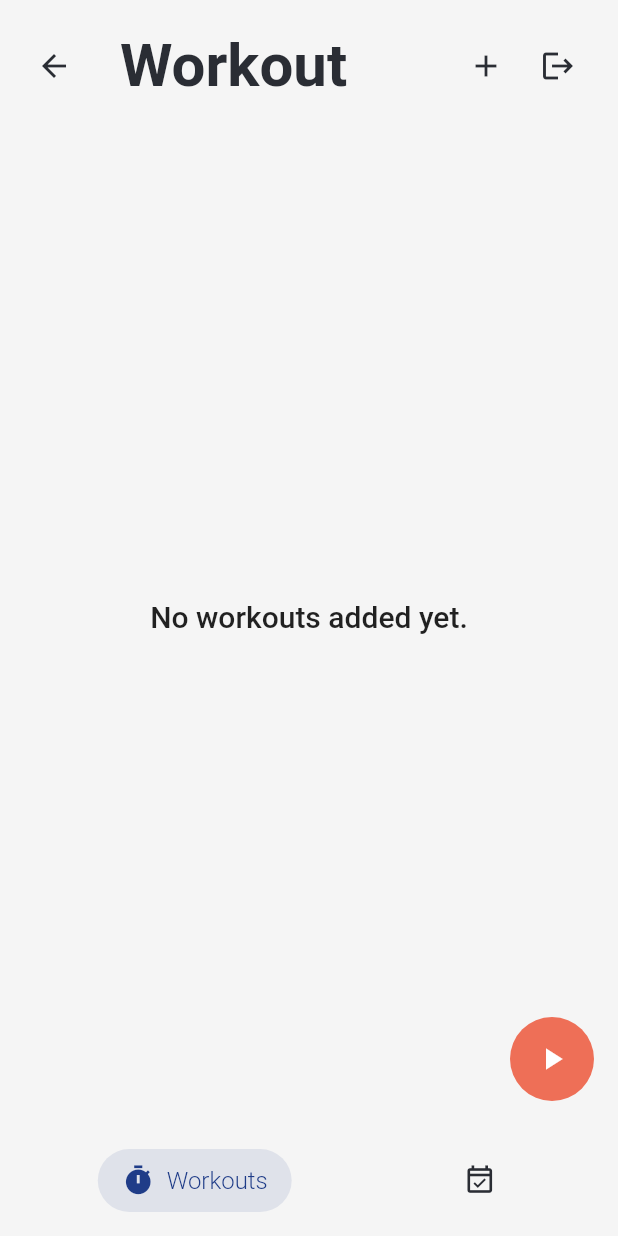
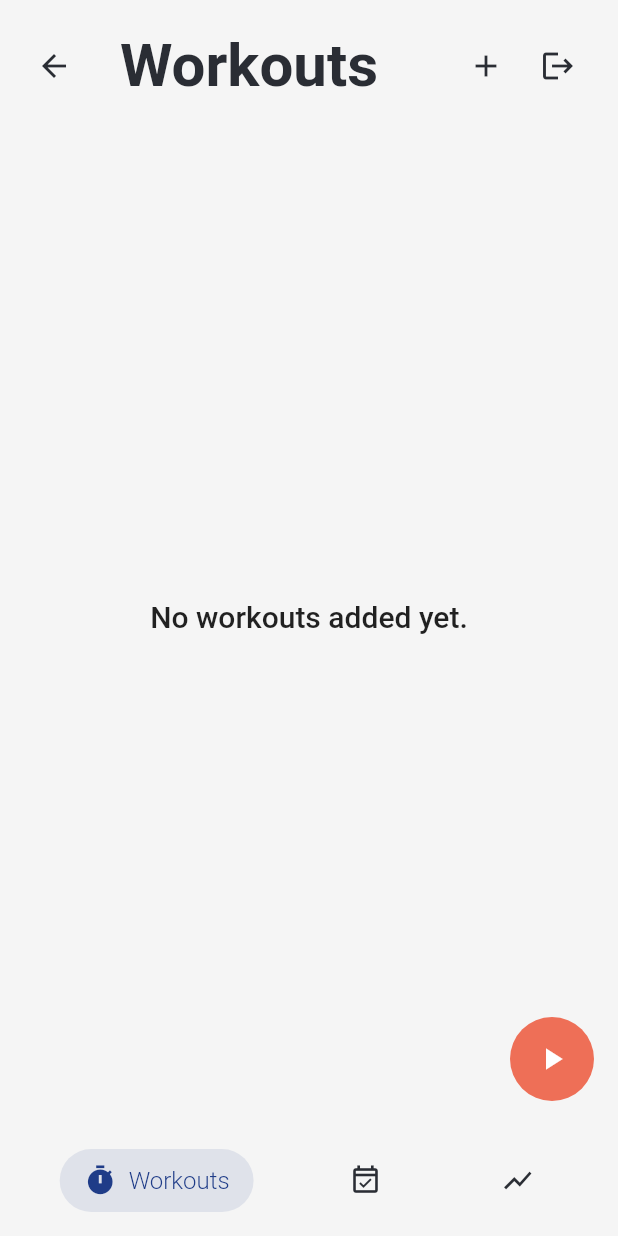
Before and after one commit to martinjedwabny/protalyze, a Flutter app: the TabsPage screen opened directly with empty values, after a tap on the "logout" icon, on a phone screen of 412 x 824 dp. Run offline on Flutter 3.47's test engine with Material 2 defaults, Android fonts, the phone set to English and light mode, and no system bars; our stand-ins replace audioplayers, auto_size_text, cloud_firestore, firebase_auth, firebase_core, google_fonts and 2 more; missing offline and left inert: cloud_firestore_web, firebase_auth_web, firebase_core_web, flutter_picker; accounts and stored records are empty.

Commit message:
Start statistics page

```diff
--- a/lib/domain/Workout.dart
+++ b/lib/domain/Workout.dart
@@ -2,27 +2,53 @@ import 'dart:convert';
 
 import 'package:Protalyze/domain/Block.dart';
 import 'package:Protalyze/domain/ExerciseBlock.dart';
+import 'package:Protalyze/domain/ExerciseObjective.dart';
 import 'package:Protalyze/domain/GroupBlock.dart';
 
 class Workout {
   String documentId;
   String name;
   List<Block> blocks;
+  Set<ExerciseObjectiveType> objectives;
 
-  Workout(this.name, this.blocks);
+  Workout(String name, List<Block> blocks) {
+    this.name = name;
+    this.blocks = blocks;
+    this.objectives = generateObjectives(this.blocks);
+  }
   Workout.copy(Workout other){
     this.name = other.name;
     this.blocks = other.blocks.map((e) => e.copy()).toList();
+    this.objectives = generateObjectives(other.blocks);
   }
 
   Workout.fromJson(Map<String, dynamic> json)
       : name = json['name'],
         blocks = (jsonDecode(json['exercises']) as List<dynamic>).map((e) =>
-          e['type'] == 'group' ? GroupBlock.fromJson(e) : ExerciseBlock.fromJson(e)).toList();
+          e['type'] == 'group' ? GroupBlock.fromJson(e) : ExerciseBlock.fromJson(e)).toList() {
+    objectives = generateObjectives(this.blocks);
+  }
 
   Map<String, dynamic> toJson() =>
     {
       'name': name,
       'exercises': jsonEncode(blocks),
     };
+
+  Set<ExerciseObjectiveType> generateObjectives(List<Block> blocks) {
+    Set<ExerciseObjectiveType> res = Set<ExerciseObjectiveType>();
+    for (Block b in blocks)
+      res.addAll(generateObjectivesFromBlock(b));
+    return res;
+  }
+
+  Set<ExerciseObjectiveType> generateObjectivesFromBlock(Block block) {
+    Set<ExerciseObjectiveType> res = Set<ExerciseObjectiveType>();
+    if (block is ExerciseBlock)
+      res.addAll(block.objectives.map((e) => e.type).toSet());
+    else if (block is GroupBlock)
+      for (Block subBlock in block.subBlocks)
+        res.addAll(generateObjectivesFromBlock(subBlock));
+    return res;
+  }
 }
--- a/lib/pages/PastWorkoutSelectionPage.dart
+++ b/lib/pages/PastWorkoutSelectionPage.dart
@@ -33,7 +33,7 @@ class _PastWorkoutSelectionPageState extends State<PastWorkoutSelectionPage>
     super.build(context);
     return FloatingScaffold(
       appBar: AppBar(
-        title: Text('Log'),
+        title: Text('History'),
         actions: [
         IconButton(icon: Icon(Icons.add, color: Themes.normal.primaryColor,), onPressed: () {
             addNewPastWorkout();
--- /dev/null
+++ b/lib/pages/StatisticsPage.dart
@@ -0,0 +1,186 @@
+import 'package:Protalyze/bloc/PastWorkoutNotifier.dart';
+import 'package:Protalyze/config/Themes.dart';
+import 'package:Protalyze/domain/ExerciseObjective.dart';
+import 'package:Protalyze/domain/PastWorkout.dart';
+import 'package:Protalyze/widgets/FloatingScaffold.dart';
+import 'package:Protalyze/widgets/SingleMessageScaffold.dart';
+import 'package:flutter/material.dart';
+import 'package:google_fonts/google_fonts.dart';
+import 'package:provider/provider.dart';
+import 'package:syncfusion_flutter_calendar/calendar.dart';
+
+class StatisticsPage extends StatelessWidget {
+  final VoidCallback logoutCallback;
+  const StatisticsPage(this.logoutCallback);
+  @override
+  Widget build(BuildContext context) {
+    return FloatingScaffold(
+      appBar: AppBar(
+        title: Text('Statistics'),
+        actions: [
+        IconButton(icon: Icon(Icons.logout, color: Themes.normal.primaryColor,), onPressed: () {
+            this.logoutCallback();
+          },
+        ),
+      ],
+      ),
+      body: Consumer<PastWorkoutNotifier>(builder: (context, notifier, child) {
+        if (notifier.pastWorkouts.isEmpty) return SingleMessageScaffold('No registered workouts added yet.');
+        return ListView(children: [
+          buildCalendar(notifier.pastWorkouts),
+          buildCalendarLegend(),
+          buildSetStatistics(notifier.pastWorkouts),
+        ],);
+      })
+    );
+  }
+
+  Widget buildCalendar(List<PastWorkout> pastWorkouts) {
+    return Container(
+      padding: EdgeInsets.all(16),
+      child: SfCalendar(
+        headerHeight: 0,
+        viewHeaderStyle: ViewHeaderStyle(
+          dateTextStyle: GoogleFonts.titilliumWebTextTheme().headline6,
+          dayTextStyle: GoogleFonts.titilliumWebTextTheme().headline6
+        ),
+        firstDayOfWeek: 1,
+        initialDisplayDate: DateTime(DateTime.now().year, DateTime.now().month, 1),
+        view: CalendarView.month,
+        dataSource: PastWorkoutCalendarDataSource(pastWorkouts),
+        monthViewSettings: MonthViewSettings(
+          appointmentDisplayCount: 8,
+          numberOfWeeksInView: 5,
+          monthCellStyle: MonthCellStyle(
+            todayBackgroundColor: Colors.transparent
+          )
+        ),
+      )
+    );
+  }
+
+  Widget buildCalendarLegend() {
+    return Container(
+      padding: EdgeInsets.all(16),
+      child: Row(
+        mainAxisAlignment: MainAxisAlignment.spaceBetween,
+        children: [
+        Column(crossAxisAlignment: CrossAxisAlignment.start, children: [
+          Wrap(crossAxisAlignment: WrapCrossAlignment.center, children: [
+            Icon(Icons.circle, size: 16, color: ExerciseObjectiveTypeToColorAdapter.getColor(ExerciseObjectiveType.Chest)),
+            SizedBox.fromSize(size: Size(4, 0),),
+            Text('Chest', style: TextStyle(fontSize: 18)),
+          ],),
+          Wrap(crossAxisAlignment: WrapCrossAlignment.center, children: [
+            Icon(Icons.circle, size: 16, color: ExerciseObjectiveTypeToColorAdapter.getColor(ExerciseObjectiveType.Back)),
+            SizedBox.fromSize(size: Size(4, 0),),
+            Text('Back', style: TextStyle(fontSize: 18)),
+          ],),
+        ],),
+        Column(crossAxisAlignment: CrossAxisAlignment.start, children: [
+          Wrap(crossAxisAlignment: WrapCrossAlignment.center, children: [
+            Icon(Icons.circle, size: 16, color: ExerciseObjectiveTypeToColorAdapter.getColor(ExerciseObjectiveType.Shoulders)),
+            SizedBox.fromSize(size: Size(4, 0),),
+            Text('Shoulders', style: TextStyle(fontSize: 18)),
+          ],),
+          Wrap(crossAxisAlignment: WrapCrossAlignment.center, children: [
+            Icon(Icons.circle, size: 16, color: ExerciseObjectiveTypeToColorAdapter.getColor(ExerciseObjectiveType.Legs)),
+            SizedBox.fromSize(size: Size(4, 0),),
+            Text('Legs', style: TextStyle(fontSize: 18)),
+          ],),
+        ],),
+        Column(crossAxisAlignment: CrossAxisAlignment.start, children: [
+          Wrap(crossAxisAlignment: WrapCrossAlignment.center, children: [
+            Icon(Icons.circle, size: 16, color: ExerciseObjectiveTypeToColorAdapter.getColor(ExerciseObjectiveType.Biceps)),
+            SizedBox.fromSize(size: Size(4, 0),),
+            Text('Biceps', style: TextStyle(fontSize: 18)),
+          ],),
+          Wrap(crossAxisAlignment: WrapCrossAlignment.center, children: [
+            Icon(Icons.circle, size: 16, color: ExerciseObjectiveTypeToColorAdapter.getColor(ExerciseObjectiveType.Triceps)),
+            SizedBox.fromSize(size: Size(4, 0),),
+            Text('Triceps', style: TextStyle(fontSize: 18)),
+          ],),
+        ],),
+        Column(crossAxisAlignment: CrossAxisAlignment.start, children: [
+          Wrap(crossAxisAlignment: WrapCrossAlignment.center, children: [
+            Icon(Icons.circle, size: 16, color: ExerciseObjectiveTypeToColorAdapter.getColor(ExerciseObjectiveType.Abs)),
+            SizedBox.fromSize(size: Size(4, 0),),
+            Text('Abs', style: TextStyle(fontSize: 18)),
+          ],),
+          Wrap(crossAxisAlignment: WrapCrossAlignment.center, children: [
+            Icon(Icons.circle, size: 16, color: ExerciseObjectiveTypeToColorAdapter.getColor(ExerciseObjectiveType.Cardio)),
+            SizedBox.fromSize(size: Size(4, 0),),
+            Text('Cardio', style: TextStyle(fontSize: 18)),
+          ],),
+        ],),
+      ],
+      )
+    );
+  }
+
+  Widget buildSetStatistics(List<PastWorkout> pastWorkouts) {
+    return Container(
+      padding: EdgeInsets.all(16),
+    );
+  }
+
+}
+
+class PastWorkoutCalendarDataSource extends CalendarDataSource {
+  PastWorkoutCalendarDataSource(List<PastWorkout> source){
+    appointments = List<MapEntry<DateTime,ExerciseObjectiveType>>();
+    for (PastWorkout pw in source)
+      for (ExerciseObjectiveType type in pw.workout.objectives)
+        appointments.add(MapEntry(pw.dateTime, type));
+  }
+
+  @override
+  DateTime getStartTime(int index) {
+    return (appointments[index] as MapEntry<DateTime,ExerciseObjectiveType>).key;
+  }
+
+  @override
+  DateTime getEndTime(int index) {
+    return (appointments[index] as MapEntry<DateTime,ExerciseObjectiveType>).key;
+  }
+
+  @override
+  String getSubject(int index) {
+    return (appointments[index] as MapEntry<DateTime,ExerciseObjectiveType>).value.toString();
+  }
+
+  @override
+  Color getColor(int index) {
+    return ExerciseObjectiveTypeToColorAdapter.getColor((appointments[index] as MapEntry<DateTime,ExerciseObjectiveType>).value);
+  }
+
+  @override
+  bool isAllDay(int index) {
+    return false;
+  }
+}
+
+class ExerciseObjectiveTypeToColorAdapter {
+  static Color getColor(ExerciseObjectiveType type) {
+    switch (type) {
+      case ExerciseObjectiveType.Chest:
+        return Colors.blue;
+      case ExerciseObjectiveType.Back:
+        return Colors.red;
+      case ExerciseObjectiveType.Shoulders:
+        return Colors.yellow;
+      case ExerciseObjectiveType.Legs:
+        return Colors.green;
+      case ExerciseObjectiveType.Biceps:
+        return Colors.orange;
+      case ExerciseObjectiveType.Triceps:
+        return Colors.purple;
+      case ExerciseObjectiveType.Abs:
+        return Colors.brown;
+      case ExerciseObjectiveType.Cardio:
+        return Colors.lightBlueAccent;
+      default:
+        return Colors.black;
+    }
+  }
+}
--- a/lib/pages/TabsPage.dart
+++ b/lib/pages/TabsPage.dart
@@ -1,6 +1,7 @@
 import 'package:Protalyze/bloc/PastWorkoutNotifier.dart';
 import 'package:Protalyze/bloc/WorkoutNotifier.dart';
 import 'package:Protalyze/pages/PastWorkoutSelectionPage.dart';
+import 'package:Protalyze/pages/StatisticsPage.dart';
 import 'package:Protalyze/persistance/Authentication.dart';
 import 'package:Protalyze/pages/WorkoutSelectionPage.dart';
 import 'package:Protalyze/widgets/SalomonBottomBar.dart';
@@ -44,6 +45,13 @@ class _TabsPageState extends State<TabsPage> {
         ],
         child: PastWorkoutSelectionPage(this.widget.logoutCallback),
       ),
+      MultiProvider(
+        providers: [
+        ChangeNotifierProvider.value(value: this._workoutNotifier),
+        ChangeNotifierProvider.value(value: this._pastWorkoutNotifier),
+        ],
+        child: StatisticsPage(this.widget.logoutCallback),
+      ),
     ];
     super.initState();
   }
@@ -67,7 +75,11 @@ class _TabsPageState extends State<TabsPage> {
           ),
           new SalomonBottomBarItem(
             icon: Icon(Icons.event_available_outlined),
-            title: Text('Log', ),
+            title: Text('History', ),
+          ),
+          new SalomonBottomBarItem(
+            icon: Icon(Icons.show_chart),
+            title: Text('Statistics', ),
           ),
         ],
       ),
--- a/lib/pages/WorkoutSelectionPage.dart
+++ b/lib/pages/WorkoutSelectionPage.dart
@@ -42,7 +42,7 @@ class _WorkoutSelectionPageState extends State<WorkoutSelectionPage>
     );
     return FloatingScaffold(
       appBar: AppBar(
-        title: Text('Workout'),
+        title: Text('Workouts'),
         actions: [
         IconButton(icon: Icon(Icons.add, color: Themes.normal.primaryColor,), onPressed: () {
             addNewWorkout();
--- a/pubspec.yaml
+++ b/pubspec.yaml
@@ -33,6 +33,7 @@ dependencies:
   wakelock: ^0.1.4+2
   auto_size_text: ^2.1.0
   flutter_picker: ^1.1.5
+  syncfusion_flutter_calendar: ^18.3.50
 
 
 
```
Also changed, not shown: lib/pages/CountdownPage.dart (+35 -4 lines), lib/widgets/SimpleListDialog.dart (added, +34 -0 lines), pubspec.lock.
